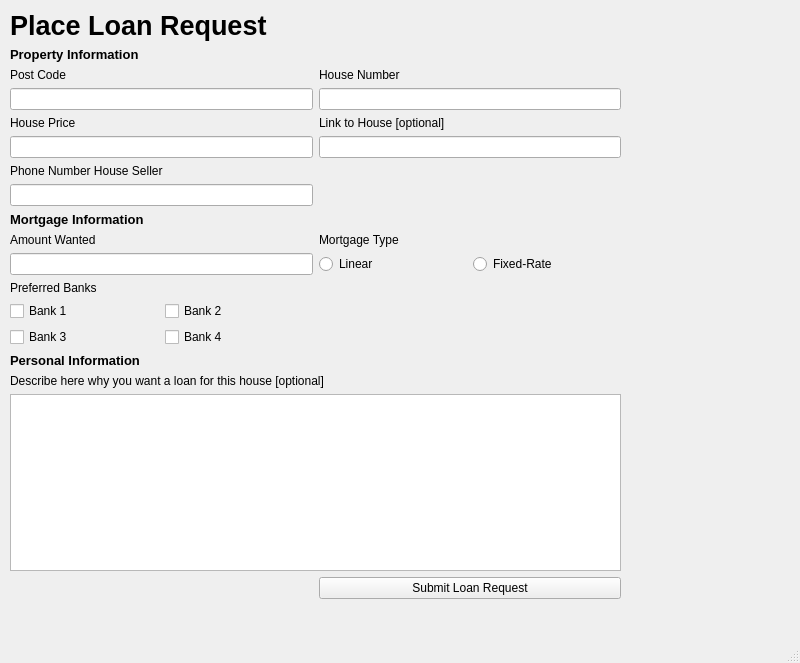
Old version of the form pyqt-designer/place_loan_request.ui in the repository Jumba/real-estate-market-docs.
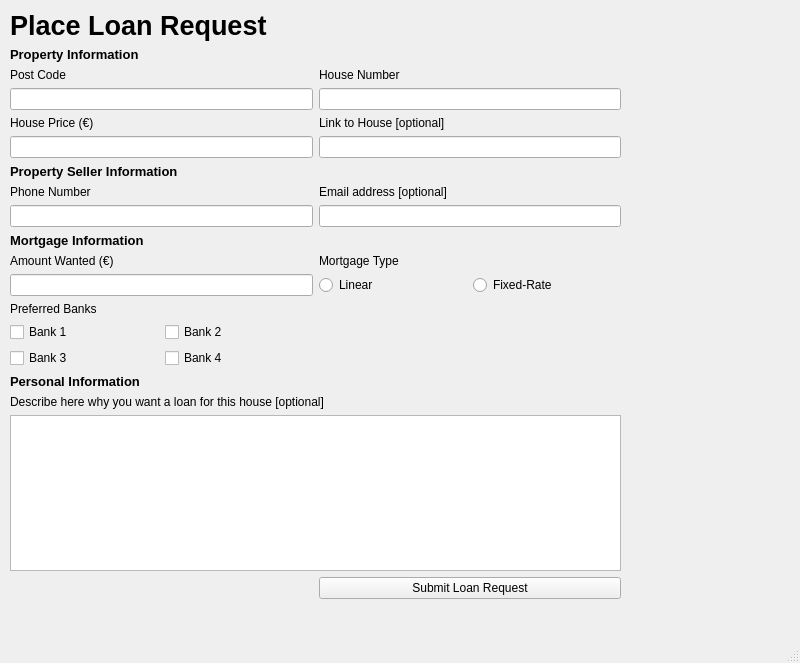
New version of the form.

What changed in the file:
```diff
--- a/pyqt-designer/place_loan_request.ui
+++ b/pyqt-designer/place_loan_request.ui
@@ -57,23 +57,23 @@
       </widget>
      </item>
      <item row="3" column="0">
-      <widget class="QLineEdit" name="lineEdit"/>
-     </item>
-     <item row="17" column="1">
-      <widget class="QPushButton" name="pushButton">
-       <property name="text">
-        <string>Submit Loan Request</string>
-       </property>
-      </widget>
-     </item>
-     <item row="5" column="1">
-      <widget class="QLineEdit" name="lineEdit_4"/>
-     </item>
-     <item row="7" column="0">
-      <widget class="QLineEdit" name="lineEdit_7"/>
+      <widget class="QLineEdit" name="postcode_lineedit"/>
      </item>
      <item row="8" column="0">
-      <widget class="QLabel" name="label_10">
+      <widget class="QLineEdit" name="seller_phone_number_lineedit"/>
+     </item>
+     <item row="5" column="1">
+      <widget class="QLineEdit" name="house_link_lineedit"/>
+     </item>
+     <item row="18" column="1">
+      <widget class="QPushButton" name="submit_loan_request_button">
+       <property name="text">
+        <string>Submit Loan Request</string>
+       </property>
+      </widget>
+     </item>
+     <item row="9" column="0">
+      <widget class="QLabel" name="mortgage_information_label">
        <property name="font">
         <font>
          <pointsize>10</pointsize>
@@ -86,6 +86,9 @@
        </property>
       </widget>
      </item>
+     <item row="11" column="0">
+      <widget class="QLineEdit" name="amount_wanted_lineedit"/>
+     </item>
      <item row="2" column="1">
       <widget class="QLabel" name="label_3">
        <property name="font">
@@ -98,8 +101,8 @@
        </property>
       </widget>
      </item>
-     <item row="9" column="1">
-      <widget class="QLabel" name="label_7">
+     <item row="10" column="1">
+      <widget class="QLabel" name="mortgage_type_label">
        <property name="font">
         <font>
          <pointsize>9</pointsize>
@@ -110,9 +113,6 @@
        </property>
       </widget>
      </item>
-     <item row="10" column="0">
-      <widget class="QLineEdit" name="lineEdit_5"/>
-     </item>
      <item row="4" column="0">
       <widget class="QLabel" name="label_4">
        <property name="font">
@@ -121,30 +121,37 @@
         </font>
        </property>
        <property name="text">
-        <string>House Price</string>
+        <string>House Price (€)</string>
        </property>
       </widget>
      </item>
-     <item row="9" column="0">
-      <widget class="QLabel" name="label_6">
+     <item row="12" column="0">
+      <widget class="QLabel" name="preferred_banks_label">
+       <property name="text">
+        <string>Preferred Banks</string>
+       </property>
+      </widget>
+     </item>
+     <item row="7" column="0">
+      <widget class="QLabel" name="seller_phone_number_label">
+       <property name="text">
+        <string>Phone Number</string>
+       </property>
+      </widget>
+     </item>
+     <item row="10" column="0">
+      <widget class="QLabel" name="aount_wanted_label">
        <property name="font">
         <font>
          <pointsize>9</pointsize>
         </font>
        </property>
        <property name="text">
-        <string>Amount Wanted</string>
+        <string>Amount Wanted (€)</string>
        </property>
       </widget>
      </item>
-     <item row="6" column="0">
-      <widget class="QLabel" name="label_11">
-       <property name="text">
-        <string>Phone Number House Seller</string>
-       </property>
-      </widget>
-     </item>
-     <item row="10" column="1">
+     <item row="11" column="1">
       <layout class="QGridLayout" name="gridLayout_2">
        <item row="0" column="0">
         <widget class="QRadioButton" name="radioButton">
@@ -162,13 +169,6 @@
        </item>
       </layout>
      </item>
-     <item row="11" column="0">
-      <widget class="QLabel" name="label_12">
-       <property name="text">
-        <string>Preferred Banks</string>
-       </property>
-      </widget>
-     </item>
      <item row="4" column="1">
       <widget class="QLabel" name="label_5">
        <property name="font">
@@ -195,8 +195,11 @@
        </property>
       </widget>
      </item>
-     <item row="15" column="0" colspan="2">
-      <widget class="QLabel" name="label_8">
+     <item row="17" column="0" colspan="2">
+      <widget class="QTextEdit" name="description_textedit"/>
+     </item>
+     <item row="16" column="0" colspan="2">
+      <widget class="QLabel" name="description_label">
        <property name="font">
         <font>
          <pointsize>9</pointsize>
@@ -209,8 +212,8 @@
        </property>
       </widget>
      </item>
-     <item row="14" column="0">
-      <widget class="QLabel" name="label_13">
+     <item row="15" column="0">
+      <widget class="QLabel" name="personal_information_label">
        <property name="font">
         <font>
          <pointsize>10</pointsize>
@@ -223,7 +226,7 @@
        </property>
       </widget>
      </item>
-     <item row="13" column="0">
+     <item row="14" column="0">
       <layout class="QGridLayout" name="gridLayout_4">
        <item row="0" column="1">
         <widget class="QCheckBox" name="checkBox_2">
@@ -255,11 +258,32 @@
        </item>
       </layout>
      </item>
-     <item row="13" column="1">
+     <item row="14" column="1">
       <layout class="QGridLayout" name="gridLayout_5"/>
      </item>
-     <item row="16" column="0" colspan="2">
-      <widget class="QTextEdit" name="textEdit"/>
+     <item row="6" column="0">
+      <widget class="QLabel" name="property_seller_information_label">
+       <property name="font">
+        <font>
+         <pointsize>10</pointsize>
+         <weight>75</weight>
+         <bold>true</bold>
+        </font>
+       </property>
+       <property name="text">
+        <string>Property Seller Information</string>
+       </property>
+      </widget>
+     </item>
+     <item row="7" column="1">
+      <widget class="QLabel" name="seller_email_label">
+       <property name="text">
+        <string>Email address [optional]</string>
+       </property>
+      </widget>
+     </item>
+     <item row="8" column="1">
+      <widget class="QLineEdit" name="seller_email_lineedit"/>
      </item>
     </layout>
    </widget>
```
Left out of the diff: 32 changed lines with no effect on the pictures.
